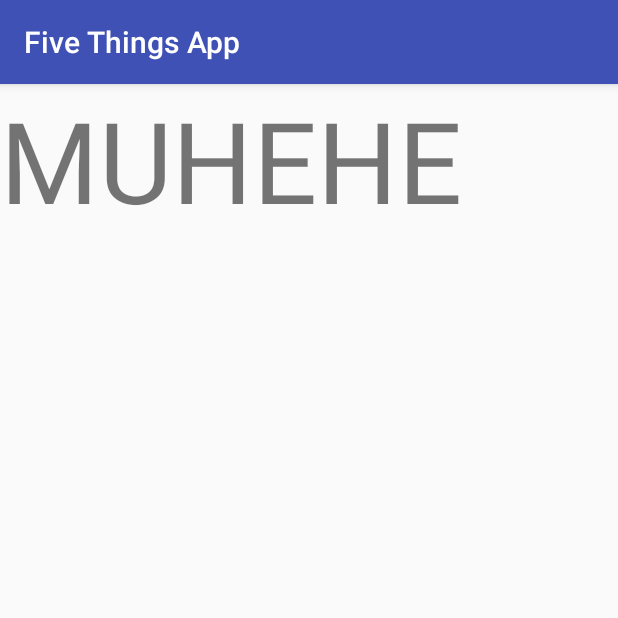
After one commit to matejdrdla/FiveThingsApp, an Android app: the PageOne screen opened directly, with no data from a screen before it, on a phone screen of 412 x 824 dp, the top half of it. The commit adds this screen. Run offline under Robolectric (Android 15) with nearby library versions, the phone set to English and light mode, and no system bars.

Commit message:
First page working

```diff
--- a/app/src/main/AndroidManifest.xml
+++ b/app/src/main/AndroidManifest.xml
@@ -15,6 +15,7 @@
                 <category android:name="android.intent.category.LAUNCHER" />
             </intent-filter>
         </activity>
+        <activity android:name=".PageOne" ></activity>
     </application>
 
 </manifest>
--- /dev/null
+++ b/app/src/main/java/cz/drdla/matej/fivethingsapp/PageOne.java
@@ -0,0 +1,17 @@
+package cz.drdla.matej.fivethingsapp;
+
+import android.os.Bundle;
+import android.support.v7.app.AppCompatActivity;
+
+/**
+ * Created by matt on 7/18/16.
+ */
+public class PageOne extends AppCompatActivity {
+
+    @Override
+    protected void onCreate(Bundle savedInstanceState) {
+        super.onCreate(savedInstanceState);
+        setContentView(R.layout.page_one);
+    }
+
+}
--- /dev/null
+++ b/app/src/main/res/layout/page_one.xml
@@ -0,0 +1,14 @@
+<?xml version="1.0" encoding="utf-8"?>
+<LinearLayout xmlns:android="http://schemas.android.com/apk/res/android"
+    xmlns:tools="http://schemas.android.com/tools"
+    android:layout_width="match_parent"
+    android:layout_height="match_parent"
+    tools:context=".PageOne"
+    android:orientation="vertical">
+
+    <TextView
+        android:layout_width="fill_parent"
+        android:layout_height="fill_parent"
+        android:text="MUHEHE"
+        android:textSize="75dp" />
+</LinearLayout>
```
Also changed, not shown: app/src/main/java/cz/drdla/matej/fivethingsapp/MainActivity.java (+19 -0 lines).
